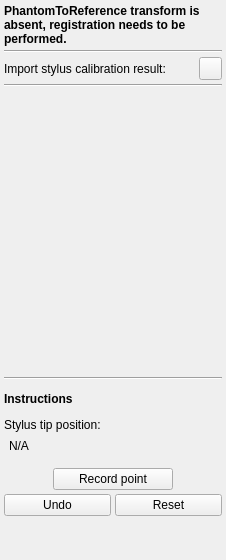
Before: the Qt Designer form PlusApp/fCal/Toolboxes/PhantomRegistrationToolbox.ui in PlusToolkit/PlusApp, drawn with Qt 5.
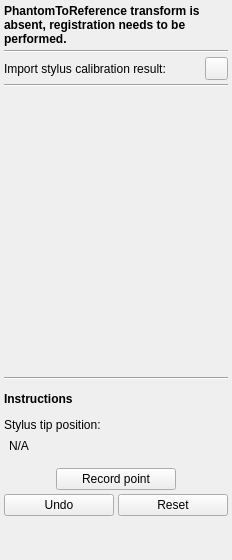
After: the same form once the commit is applied. Icons and pictures are not drawn. Custom widgets are drawn as their Qt base class.

Commit message: Re #547: FreehandCalibrationToolbox split into TemporalCalibrationToolbox and SpatialCalibrationToolbox; Tab widget replaced with Toolbox; Known issue: warning messages don't show the set color

```diff
--- a/PlusApp/fCal/Toolboxes/PhantomRegistrationToolbox.ui
+++ b/PlusApp/fCal/Toolboxes/PhantomRegistrationToolbox.ui
@@ -6,7 +6,7 @@
    <rect>
     <x>0</x>
     <y>0</y>
-    <width>226</width>
+    <width>232</width>
     <height>560</height>
    </rect>
   </property>
@@ -18,13 +18,13 @@
   </property>
   <property name="minimumSize">
    <size>
-    <width>226</width>
+    <width>232</width>
     <height>560</height>
    </size>
   </property>
   <property name="maximumSize">
    <size>
-    <width>226</width>
+    <width>232</width>
     <height>16777215</height>
    </size>
   </property>
```
Left out of the diff: 2 changed lines with no effect on the pictures. The commit also changes 18 other files.
